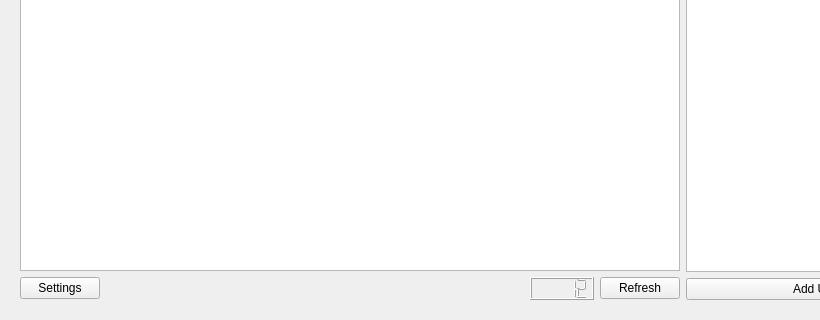
Before: the Qt Designer form gui/ui/main.ui in jason7599/BOJ-Tracker, drawn with Qt 5; both pictures show x 0 to 820 and y 358 to 678 of the 970 by 678 pixel window.
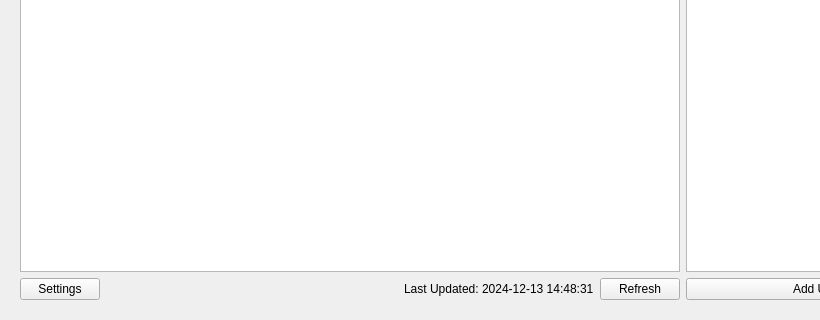
After: the same form once the commit is applied. Custom widgets are drawn as their Qt base class.

Commit message: added last_updated_label to ui, removed lcd

What changed in the file:
```diff
--- a/gui/ui/main.ui
+++ b/gui/ui/main.ui
@@ -57,18 +57,9 @@
            </spacer>
           </item>
           <item>
-           <widget class="QLCDNumber" name="refresh_timer">
-            <property name="smallDecimalPoint">
-             <bool>false</bool>
-            </property>
-            <property name="digitCount">
-             <number>5</number>
-            </property>
-            <property name="mode">
-             <enum>QLCDNumber::Dec</enum>
-            </property>
-            <property name="intValue" stdset="0">
-             <number>12</number>
+           <widget class="QLabel" name="last_updated_label">
+            <property name="text">
+             <string>Last Updated: 2024-12-13 14:48:31</string>
             </property>
            </widget>
           </item>
```
The commit also changes 3 other files.
